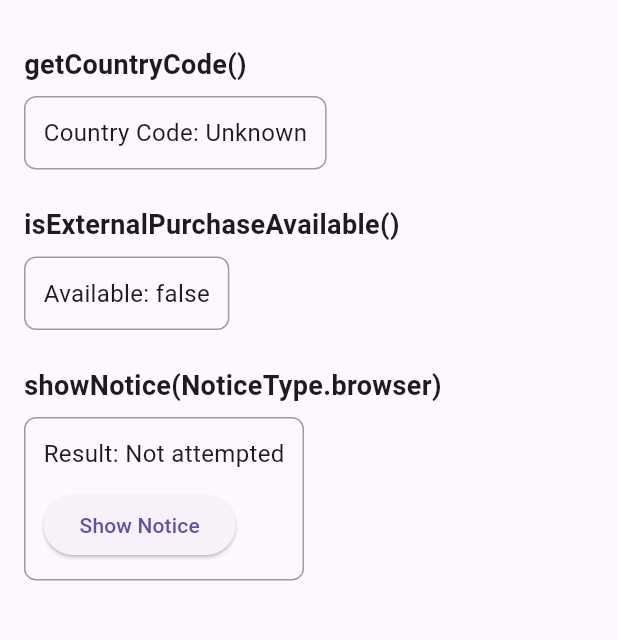
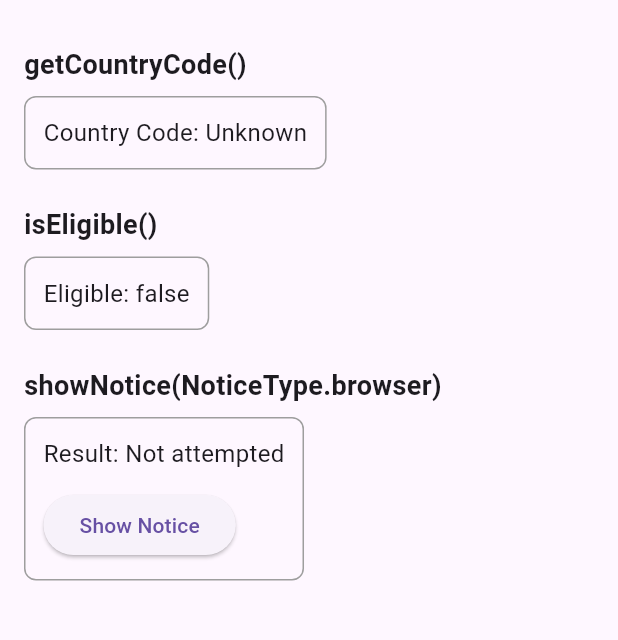
Before and after one commit to Fullphysio/storekit_external_purchase, a Flutter app: the screen it shows after launch, on a phone screen of 412 x 824 dp, the part 63-703 px from its top. Run offline on Flutter 3.47's test engine with Material 3 defaults, Android fonts, the phone set to English and light mode, and no system bars; our stand-ins replace plugin_platform_interface.

Commit message:
Update main.dart to rename variable `_isExternalPurchaseAvailable` to `_isEligible` for consistency with method naming. Adjust related logic in `_initializePlatformState` and UI display to reflect this change.

```diff
--- a/example/lib/main.dart
+++ b/example/lib/main.dart
@@ -3,7 +3,6 @@ import 'dart:async';
 
 import 'package:flutter/services.dart';
 import 'package:storekit_external_purchase/storekit_external_purchase.dart';
-import 'package:storekit_external_purchase/storekit_external_purchase_platform_interface.dart';
 
 void main() {
   runApp(const MyApp());
@@ -20,7 +19,7 @@ class _MyAppState extends State<MyApp> {
   final _plugin = StorekitExternalPurchase();
 
   String _countryCode = 'Unknown';
-  bool _isExternalPurchaseAvailable = false;
+  bool _isEligible = false;
   String _externalPurchaseResult = 'Not attempted';
   bool _isLoading = false;
 
@@ -33,19 +32,19 @@ class _MyAppState extends State<MyApp> {
   Future<void> _initializePlatformState() async {
     try {
       final countryCode = await _plugin.getCountryCode() ?? 'Unknown';
-      final isAvailable = await _plugin.isExternalPurchaseAvailable();
+      final isEligible = await _plugin.isEligible();
 
       if (!mounted) return;
 
       setState(() {
         _countryCode = countryCode;
-        _isExternalPurchaseAvailable = isAvailable;
+        _isEligible = isEligible;
       });
     } on PlatformException {
       if (!mounted) return;
       setState(() {
         _countryCode = 'Failed to get country code';
-        _isExternalPurchaseAvailable = false;
+        _isEligible = false;
       });
     }
   }
@@ -87,8 +86,8 @@ class _MyAppState extends State<MyApp> {
               ),
               const SizedBox(height: 24),
               _buildSection(
-                title: 'isExternalPurchaseAvailable()',
-                child: Text('Available: $_isExternalPurchaseAvailable', style: const TextStyle(fontSize: 16)),
+                title: 'isEligible()',
+                child: Text('Eligible: $_isEligible', style: const TextStyle(fontSize: 16)),
               ),
               const SizedBox(height: 24),
               _buildSection(
```
